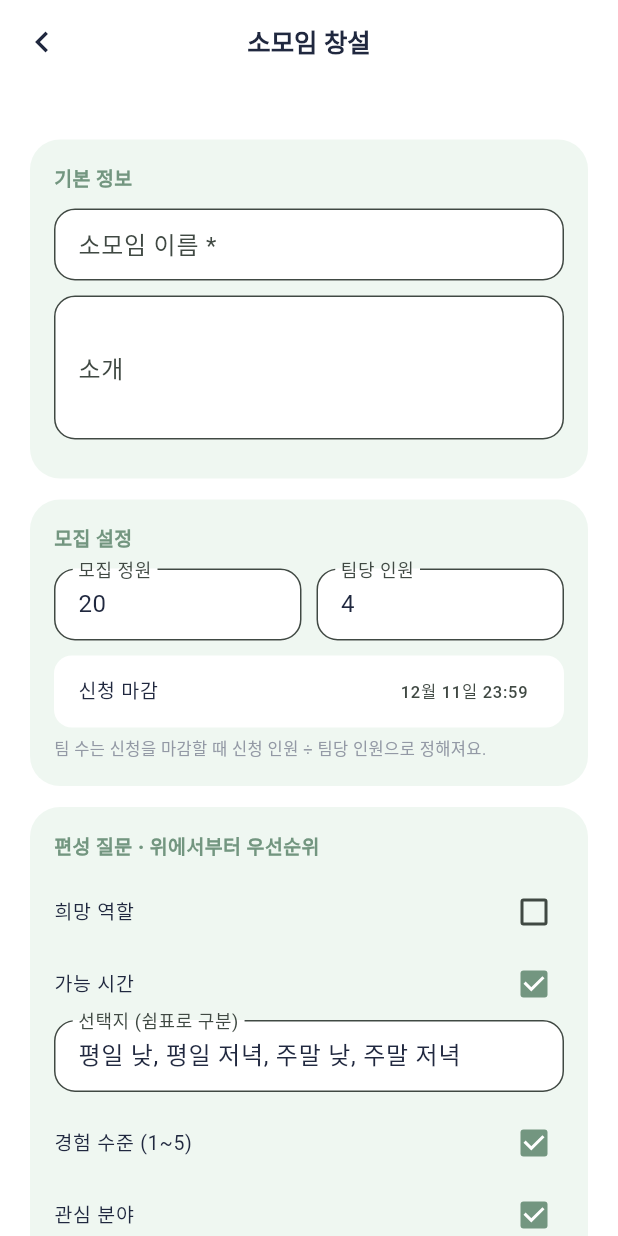
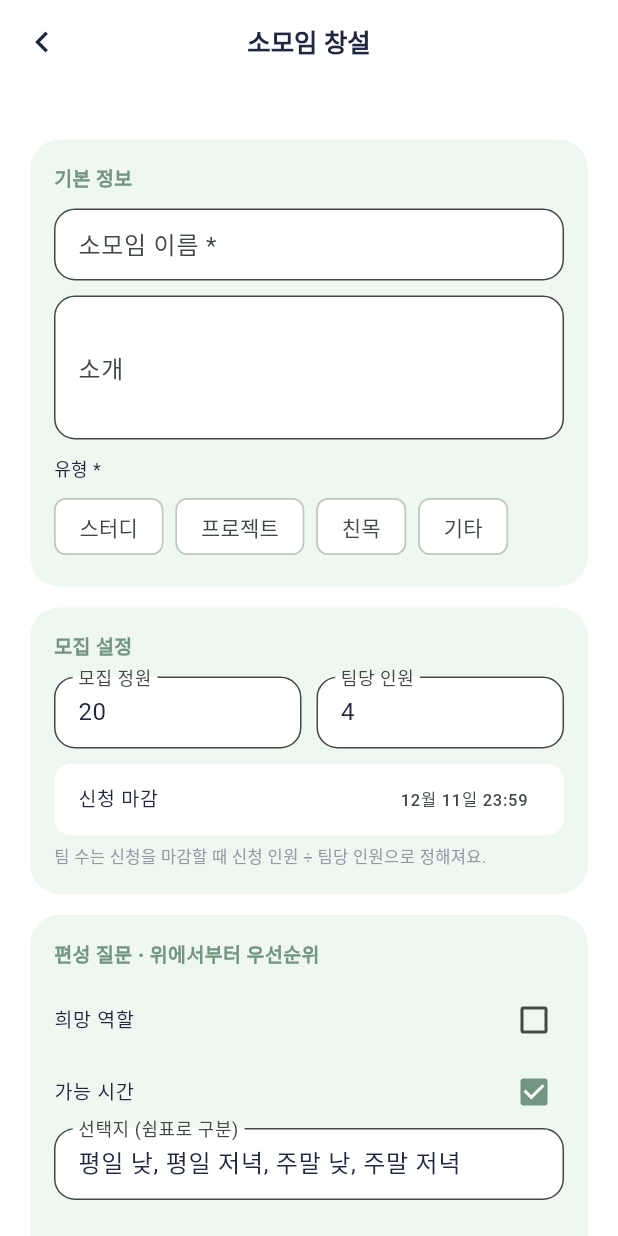
Before and after one commit to lxndfthkh/KHU_AI_CHALLENGE_TEAMIX, a Flutter app: the CreateActivityScreen screen opened directly with empty values, after a tap on "희망 역할", on a phone screen of 412 x 824 dp. Run offline on Flutter 3.47's test engine with Material 3 defaults, Android fonts, the phone set to English and light mode, and no system bars; our stand-ins replace cloud_firestore, firebase_auth, firebase_core; accounts and stored records are empty.

Commit message:
feat: pick the subgroup type the learning model uses
The learning model one-hot encodes activityType as study/project/social/
other (algorithm/learning/train.py TYPES), but createActivity never
accepted or stored a type, so every activity had null and the feature was
always zero.

- functions: createActivity accepts an optional `type` from the same four
  values and stores it on activities/{id}; anything else is rejected.
  Older clients that omit it still get null.
- 소모임 창설 requires choosing 스터디/프로젝트/친목/기타 (no default, so
  the data isn't skewed toward one type).
- Cards and details label `other` as 기타; schema updated.

Needs a functions deploy to take effect.

Co-Authored-By: Claude Opus 5.5 <noreply@anthropic.com>

```diff
--- a/firestore.schema.json
+++ b/firestore.schema.json
@@ -70,7 +70,7 @@
       "endedAt": "timestamp or null, set by endActivity (active -> ended)",
       "endedVersion": "integer or null, publishedVersion at endActivity; feedback is linked to this version",
       "feedbackClosedAt": "timestamp or null; feedback accepted only while status == ended and this is null. Set by closeFeedback or 7 days after endedAt",
-      "type": "optional study | project | social | other (편성학습_v3 activityType feature; not collected yet -> null)"
+      "type": "study | project | social | other, chosen on 소모임 창설 (편성학습_v3 activityType feature; null for activities created before it)"
     },
     "notes": "No teamCount input required at creation. No matching method or private constraints on this member-readable document."
   },
--- a/lib/data/firestore_activities_source.dart
+++ b/lib/data/firestore_activities_source.dart
@@ -28,11 +28,13 @@ class ActivityRecord {
     'active' => '활동 중', 'ended' => '활동 종료',
     'cancelled' => '활동 취소', _ => '상태 확인 필요',
   };
-  String get typeLabel => switch (type) {
-    'study' => '스터디', 'project' => '프로젝트',
-    'social' => '친목', _ => '소모임',
-  };
+  String get typeLabel => activityTypeLabels[type] ?? '소모임';
 }
+
+/// Activity types, same keys as algorithm/learning/train.py TYPES.
+const activityTypeLabels = {
+  'study': '스터디', 'project': '프로젝트', 'social': '친목', 'other': '기타',
+};
 
 abstract class ActivitiesSource {
   Stream<List<ActivityRecord>> watchActivities(String groupId);
--- a/lib/models/activity.dart
+++ b/lib/models/activity.dart
@@ -71,6 +71,7 @@ class Registration {
 class NewActivity {
   const NewActivity({
     required this.title,
+    required this.type,
     this.description = '',
     required this.capacity,
     required this.targetTeamSize,
@@ -82,6 +83,10 @@ class NewActivity {
   });
 
   final String title;
+
+  /// study | project | social | other (activityTypeLabels); a learning
+  /// feature, so the operator always picks one.
+  final String type;
   final String description;
   final int capacity;
   final int targetTeamSize;
@@ -97,6 +102,7 @@ class NewActivity {
 
   Map<String, Object> toJson() => {
     'title': title.trim(),
+    'type': type,
     'description': description.trim(),
     'capacity': capacity,
     'targetTeamSize': targetTeamSize,
--- a/lib/screens/create_activity_screen.dart
+++ b/lib/screens/create_activity_screen.dart
@@ -1,5 +1,6 @@
 import 'package:flutter/material.dart';
 
+import '../data/firestore_activities_source.dart';
 import '../models/activity.dart';
 import '../theme.dart';
 import 'group_card_palette.dart';
@@ -45,6 +46,7 @@ class _CreateActivityScreenState extends State<CreateActivityScreen> {
   final _teamSize = TextEditingController(text: '4');
   late DateTime _deadline;
   String _method = 'balanced';
+  String? _type;
   bool _commonTime = false;
   bool _busy = false;
 
@@ -114,6 +116,11 @@ class _CreateActivityScreenState extends State<CreateActivityScreen> {
     final title = _title.text.trim();
     final capacity = int.tryParse(_capacity.text.trim());
     final teamSize = int.tryParse(_teamSize.text.trim());
+    final type = _type;
+    if (type == null) {
+      _toast('소모임 유형을 골라 주세요.');
+      return null;
+    }
     if (title.isEmpty || title.length > 120) {
       _toast('소모임 이름을 1~120자로 입력해 주세요.');
       return null;
@@ -175,6 +182,7 @@ class _CreateActivityScreenState extends State<CreateActivityScreen> {
     final commonTime = _commonTime && criteria.containsKey('time');
     return NewActivity(
       title: title,
+      type: type,
       description: _description.text,
       capacity: capacity,
       targetTeamSize: teamSize,
@@ -285,6 +293,20 @@ class _CreateActivityScreenState extends State<CreateActivityScreen> {
             _section('기본 정보', [
               _field('소모임 이름 *', _title, key: const ValueKey('activity-title')),
               _field('소개', _description, lines: 3),
+              const Text('유형 *', style: TextStyle(fontSize: 12)),
+              const SizedBox(height: 6),
+              Wrap(
+                spacing: 8,
+                children: [
+                  for (final MapEntry(key: key, value: label)
+                      in activityTypeLabels.entries)
+                    ChoiceChip(
+                      label: Text(label),
+                      selected: _type == key,
+                      onSelected: (_) => setState(() => _type = key),
+                    ),
+                ],
+              ),
             ]),
             _section('모집 설정', [
               Row(
```
Also changed, not shown: 4 other files.
